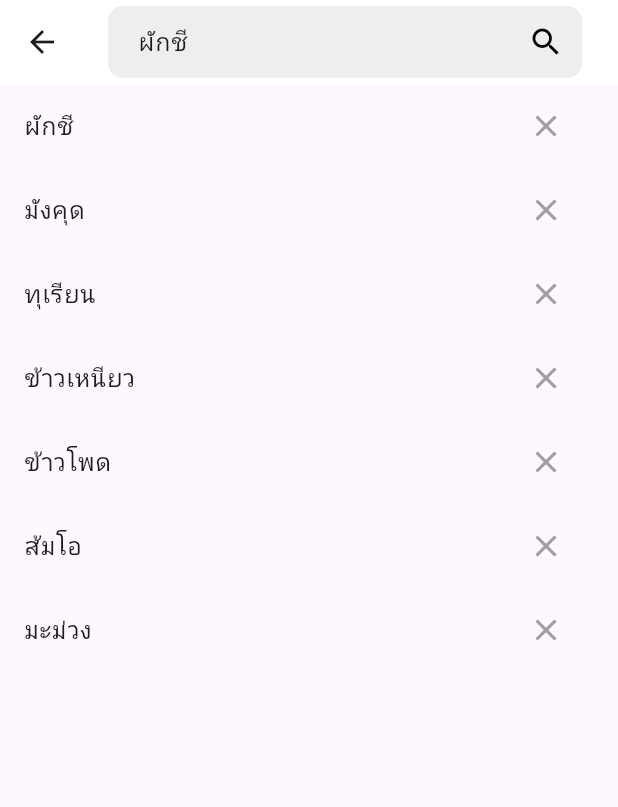
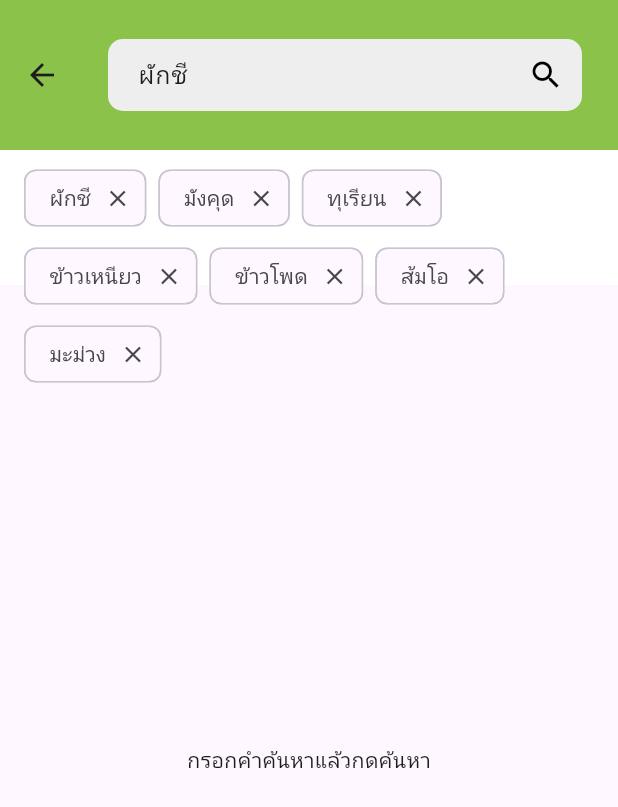
Before and after one commit to SetsiriAunsiam/HaYBuy, a Flutter app: the SearchPage screen opened directly, after a tap on "ผักชี", on a phone screen of 412 x 824 dp. Shown: the top 807 px of the screen. Run offline on Flutter 3.47's test engine with Material 3 defaults, Android fonts, the phone set to English and light mode, and no system bars.

Commit message:
make this page by use Provider

```diff
--- /dev/null
+++ b/devtools_options.yaml
@@ -0,0 +1,3 @@
+description: This file stores settings for Dart & Flutter DevTools.
+documentation: https://docs.flutter.dev/tools/devtools/extensions#configure-extension-enablement-states
+extensions:
--- a/lib/pages/search.dart
+++ b/lib/pages/search.dart
@@ -1,79 +1,33 @@
+// search_page.dart
 import 'package:flutter/material.dart';
+import 'package:provider/provider.dart';
+import 'package:local_shopee/providers/search_provider.dart';
 
-class SearchPage extends StatefulWidget {
+class SearchPage extends StatelessWidget {
   const SearchPage({super.key});
 
   @override
-  State<SearchPage> createState() => _SearchPageState();
-}
+  Widget build(BuildContext context) {
+    final provider = context.watch<SearchProvider>();
+    final history = provider.searchHistory;
 
-class _SearchPageState extends State<SearchPage> {
-  final TextEditingController _searchController = TextEditingController();
-
-  final List<String> _searchHistory = [
-    'ผักชี',
-    'มังคุด',
-    'ทุเรียน',
-    'ข้าวเหนียว',
-    'ข้าวโพด',
-    'ส้มโอ',
-    'มะม่วง',
-  ];
-
-  @override
-  void dispose() {
-    _searchController.dispose();
-    super.dispose();
-  }
-
-  void _addSearchToHistory(String query) {
-    if (query.trim().isEmpty) return;
-
-    setState(() {
-      if (!_searchHistory.contains(query.trim())) {
-        _searchHistory.insert(0, query.trim());
-        if (_searchHistory.length > 5) {
-          _searchHistory.removeLast();
-        }
-      }
-    });
-  }
-
-  void _removeSearchFromHistory(String query) {
-    setState(() {
-      _searchHistory.remove(query);
-    });
-  }
-
-  void _onSearchSubmitted(String query) {
-    _addSearchToHistory(query);
-    // เพิ่มโค้ดค้นหา
-    print('ทำการค้นหา: $query');
-
-    FocusScope.of(context).unfocus();
-  }
-
-  void _onHistoryTapped(String query) {
-    _searchController.text = query;
-    _onSearchSubmitted(query);
-  }
-
-  @override
-  Widget build(BuildContext context) {
     return Scaffold(
       appBar: AppBar(
-        backgroundColor: Colors.white,
+        backgroundColor: Colors.lightGreen,
+        // ให้ AppBar สูงพอสำหรับแสดง Chips
+        toolbarHeight: 100,
         title: Padding(
           padding: const EdgeInsets.only(right: 8),
           child: TextField(
-            controller: _searchController,
+            controller: provider.searchController,
+            focusNode: provider.searchFocusNode,
+            textInputAction: TextInputAction.search,
+            onSubmitted: (_) => provider.onSearchSubmitted(),
             decoration: InputDecoration(
               hintText: 'ค้นหาสินค้าที่นี่',
               suffixIcon: IconButton(
                 icon: const Icon(Icons.search, color: Colors.black),
-                onPressed: () {
-                  _onSearchSubmitted(_searchController.text);
-                },
+                onPressed: provider.onSearchSubmitted,
               ),
               border: OutlineInputBorder(
                 borderRadius: BorderRadius.circular(10.0),
@@ -81,34 +35,43 @@ class _SearchPageState extends State<SearchPage> {
               ),
               filled: true,
               fillColor: Colors.grey[200],
-              contentPadding: const EdgeInsets.symmetric(vertical: 0.0, horizontal: 16.0),
+              contentPadding:
+                  const EdgeInsets.symmetric(vertical: 0, horizontal: 16),
             ),
-            onChanged: (value) {
-              setState(() {});
-            },
-            onSubmitted: _onSearchSubmitted,
           ),
         ),
+        bottom: PreferredSize(
+          preferredSize: Size.fromHeight(history.isNotEmpty ? 90 : 0),
+          child: Container(
+            height: history.isNotEmpty ? 90 : 0,        // สูงพอ 2 แถว
+            color: Colors.white,
+            padding: const EdgeInsets.symmetric(horizontal: 16, vertical: 8),
+            alignment: Alignment.topLeft,
+            child: history.isEmpty
+                ? const SizedBox.shrink()
+                : Wrap(
+                    spacing: 8,     // ระยะห่างแนวนอน
+                    runSpacing: 4,  // ระยะห่างแนวตั้ง
+                    children: history.map((query) {
+                      return InputChip(
+                        label: Text(query),
+                        onPressed: () => provider.onHistoryTapped(query),
+                        onDeleted: () => provider.removeSearchFromHistory(query),
+                      );
+                    }).toList(),
+                  ),
+          ),
+        ),
+
       ),
-      body:
-          ListView.builder(
-              itemCount: _searchHistory.length,
-              itemBuilder: (context, index) {
-                final String query = _searchHistory[index];
-                return ListTile(
-                  title: Text(query),
-                  trailing: IconButton(
-                    icon: const Icon(Icons.close, color: Colors.grey),
-                    onPressed: () {
-                      _removeSearchFromHistory(query);
-                    },
-                  ),
-                  onTap: () {
-                    _onHistoryTapped(query);
-                  },
-                );
-              },
-            ),
+      body: Center(
+        child: provider.searchController.text.isEmpty
+            ? const Text('กรอกคำค้นหาแล้วกดค้นหา')
+            : Text(
+                'ผลลัพธ์ของ "${provider.searchController.text}"',
+                style: const TextStyle(fontSize: 18),
+              ),
+      ),
     );
   }
 }
--- /dev/null
+++ b/lib/providers/search_provider.dart
@@ -0,0 +1,56 @@
+import 'package:flutter/material.dart';
+
+class SearchProvider extends ChangeNotifier {
+  final List<String> _searchHistory = [
+    'ผักชี',
+    'มังคุด',
+    'ทุเรียน',
+    'ข้าวเหนียว',
+    'ข้าวโพด',
+    'ส้มโอ',
+    'มะม่วง',
+  ];
+
+  final TextEditingController searchController = TextEditingController();
+  final FocusNode searchFocusNode = FocusNode();
+
+  List<String> get searchHistory => _searchHistory;
+
+  void addSearchToHistory(String query) {
+    if (query.trim().isEmpty) return;
+
+    if (!_searchHistory.contains(query.trim())) {
+      _searchHistory.insert(0, query.trim());
+      if (_searchHistory.length > 5) _searchHistory.removeLast();
+      notifyListeners();
+    }
+  }
+
+  void removeSearchFromHistory(String query) {
+    _searchHistory.remove(query);
+    notifyListeners();
+  }
+
+  void onSearchSubmitted() {
+    final query = searchController.text.trim();
+    if (query.isEmpty) return;
+
+    addSearchToHistory(query);
+    // เพิ่มโค้ดค้นหา
+    print('ทำการค้นหา: $query');
+
+    searchFocusNode.unfocus();
+  }
+
+  void onHistoryTapped(String query) {
+    searchController.text = query;
+    onSearchSubmitted();
+  }
+
+  @override
+  void dispose() {
+    searchController.dispose();
+    searchFocusNode.dispose();
+    super.dispose();
+  }
+}
--- a/pubspec.yaml
+++ b/pubspec.yaml
@@ -34,6 +34,7 @@ dependencies:
   # The following adds the Cupertino Icons font to your application.
   # Use with the CupertinoIcons class for iOS style icons.
   cupertino_icons: ^1.0.8
+  provider: ^6.1.5
 
 dev_dependencies:
   flutter_test:
```
Also changed, not shown: lib/main.dart (+12 -4 lines), lib/pages/tap.dart (+7 -6 lines), pubspec.lock.
